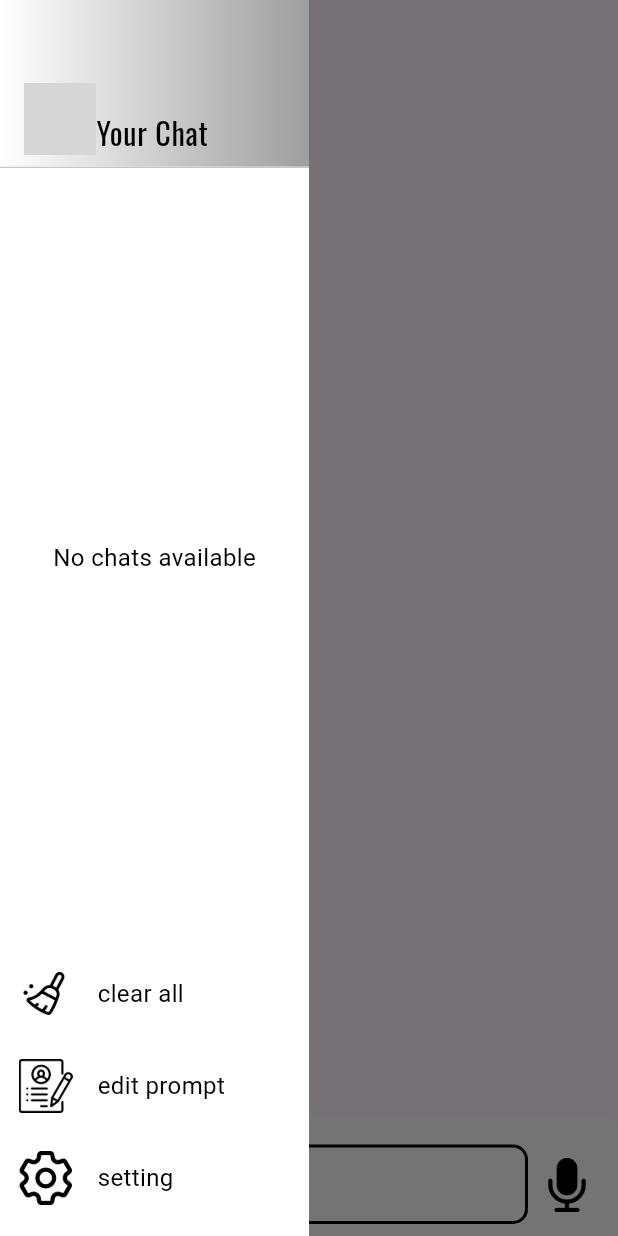
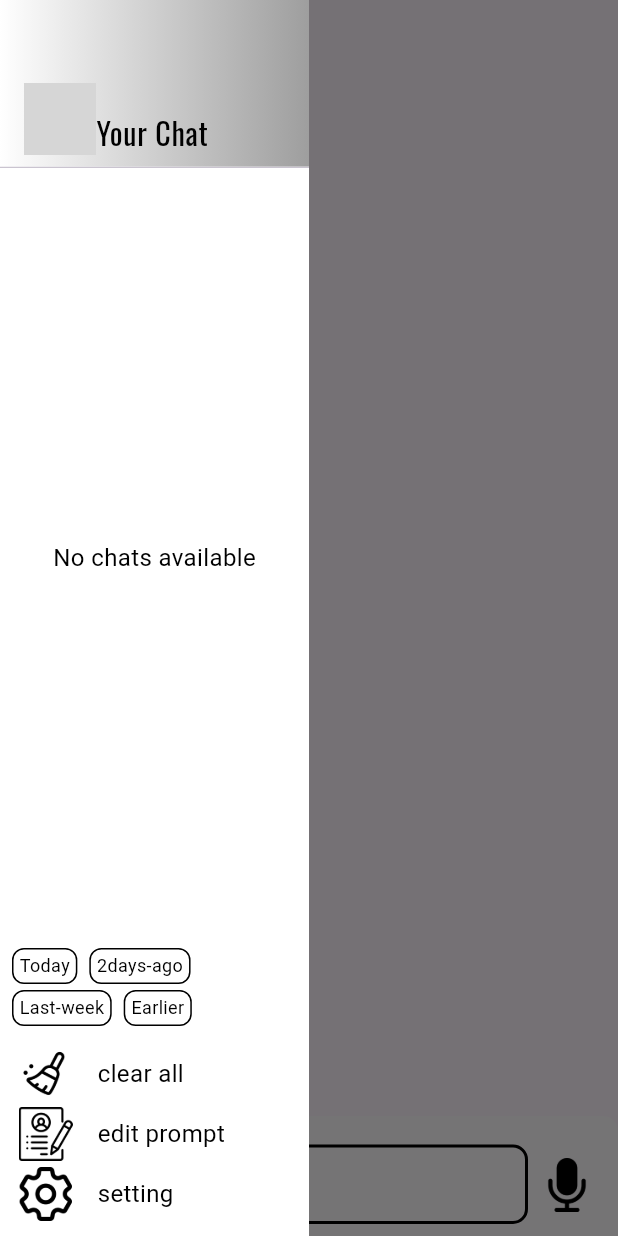
Before and after one commit to Aethey/flutter_gpt_chat_demo, a Flutter app: the screen it shows after launch, with the side drawer open, on a phone screen of 412 x 824 dp. Run offline on Flutter 3.47's test engine with Material 3 defaults, Android fonts, the phone set to English and light mode, and no system bars; our stand-ins replace cloud_firestore, dio, firebase_auth, firebase_core, fluro, flutter_dotenv and 12 more; missing offline and left inert: dart:ffi, markdown; accounts and stored records are empty; generated files the repository leaves out were written again; grey boxes are pictures that could not be loaded.

Commit message:
add date filter

```diff
--- /dev/null
+++ b/lib/app_utils.dart
@@ -0,0 +1,30 @@
+class AppUtils {
+  AppUtils._privateConstructor();
+
+  static final AppUtils _instance = AppUtils._privateConstructor();
+
+  static AppUtils get instance => _instance;
+
+  String formatDateRelativeToToday(DateTime date) {
+    final now = DateTime.now();
+    final today = DateTime(now.year, now.month, now.day);
+    final yesterday = DateTime(now.year, now.month, now.day - 1);
+    final twoDaysAgo = DateTime(now.year, now.month, now.day - 2);
+    final aWeekAgo = DateTime(now.year, now.month, now.day - 7);
+
+    final dateToCompare = DateTime(date.year, date.month, date.day);
+
+    if (dateToCompare == today) {
+      return 'Today';
+    } else if (dateToCompare == yesterday) {
+      return 'Yesterday';
+    } else if (dateToCompare == twoDaysAgo) {
+      return 'Two days ago';
+    } else if (dateToCompare.isAfter(aWeekAgo) &&
+        dateToCompare.isBefore(yesterday)) {
+      return 'Last week';
+    } else {
+      return 'Earlier';
+    }
+  }
+}
--- a/lib/view/chat/chat_page.dart
+++ b/lib/view/chat/chat_page.dart
@@ -102,8 +102,7 @@ class _ChatPageState extends ConsumerState<ChatPage> {
   void initState() {
     super.initState();
     _controller.addListener(_handleTextChange);
-    Future.microtask(
-        () => ref.read(sessionListProvider.notifier).loadSessions());
+    ref.read(sessionListProvider.notifier).loadSessions();
   }
 
   @override
@@ -171,9 +170,9 @@ class _ChatPageState extends ConsumerState<ChatPage> {
                                             ),
                                           ),
                                           onTap: () {
-                                            Future.microtask(() => ref
+                                            ref
                                                 .read(chatProvider.notifier)
-                                                .setCurrentSession());
+                                                .setCurrentSession();
                                           },
                                         )
                                       : Container()
--- a/lib/view/chat/components/chat_session_list.dart
+++ b/lib/view/chat/components/chat_session_list.dart
@@ -3,6 +3,7 @@ import 'package:flutter_riverpod/flutter_riverpod.dart';
 import 'package:flutter_screenutil/flutter_screenutil.dart';
 import 'package:google_fonts/google_fonts.dart';
 import 'package:intl/intl.dart';
+import 'package:ry_chat/app_utils.dart';
 
 import '../../../entity/chat_session.dart';
 import '../../../state/chat_state.dart';
@@ -16,8 +17,7 @@ class ChatSessionList extends ConsumerWidget {
 
   @override
   Widget build(BuildContext context, WidgetRef ref) {
-    Future.microtask(
-        () => ref.read(sessionListProvider.notifier).loadSessions());
+    ref.read(sessionListProvider.notifier).loadSessions();
     return Container(
       color: Colors.white,
       width: 1.sw / 2,
@@ -70,9 +70,9 @@ class ChatSessionList extends ConsumerWidget {
                       itemBuilder: (context, index) {
                         return _buildConversionItem(sessionList[index], index,
                             () {
-                          Future.microtask(() => ref
+                          ref
                               .read(chatProvider.notifier)
-                              .setCurrentSession(id: sessionList[index].id));
+                              .setCurrentSession(id: sessionList[index].id);
                           Navigator.pop(context);
                         }, context, ref);
                       })),
@@ -84,9 +84,21 @@ class ChatSessionList extends ConsumerWidget {
               mainAxisAlignment: MainAxisAlignment.start,
               crossAxisAlignment: CrossAxisAlignment.start,
               children: [
+                Wrap(
+                  spacing: 8.0, // 水平间距
+                  runSpacing: 4.0, // 垂直间距
+                  children: [
+                    _buildFilterItem("Today"),
+                    _buildFilterItem("2days-ago"),
+                    _buildFilterItem("Last-week"),
+                    _buildFilterItem("Earlier"),
+                  ],
+                ),
+                const SizedBox(
+                  height: 12,
+                ),
                 _buildMenuItem('assets/icons/broom.png', () {
-                  Future.microtask(() =>
-                      ref.read(sessionListProvider.notifier).clearSessions());
+                  ref.read(sessionListProvider.notifier).clearSessions();
                 }, "clear all"),
                 _buildMenuItem('assets/icons/resume.png', () {}, "edit prompt"),
                 _buildMenuItem('assets/icons/setting.png', () {}, "setting"),
@@ -95,6 +107,24 @@ class ChatSessionList extends ConsumerWidget {
           )
           // Add more list tiles for more users
         ],
+      ),
+    );
+  }
+
+  Widget _buildFilterItem(String text) {
+    return Container(
+      padding: const EdgeInsets.all(4.0),
+      decoration: BoxDecoration(
+        // color: Colors.grey[300],
+        border: Border.all(
+          color: Colors.black,
+          width: 1.0,
+        ),
+        borderRadius: BorderRadius.circular(8),
+      ),
+      child: Text(
+        text,
+        style: const TextStyle(color: Colors.black, fontSize: 12),
       ),
     );
   }
@@ -143,9 +173,13 @@ class ChatSessionList extends ConsumerWidget {
         formattedDate !=
             DateFormat('yyyy-MM-dd')
                 .format(sessionList[index - 1].updateTimestamp!);
+    if (showHeader) {
+      String dateTip = AppUtils.instance
+          .formatDateRelativeToToday(sessionList[index].updateTimestamp!);
+    }
 
     return Container(
-      margin: const EdgeInsets.symmetric(vertical: 4),
+      margin: const EdgeInsets.symmetric(vertical: 8),
       child: SizedBox(
         width: double.infinity,
         child: Column(
@@ -164,9 +198,9 @@ class ChatSessionList extends ConsumerWidget {
             GestureDetector(
               onTap: onTap,
               onLongPress: () {
-                Future.microtask(() => ref
+                ref
                     .read(sessionListProvider.notifier)
-                    .deleteSession(chatSession.id));
+                    .deleteSession(chatSession.id);
               },
               child: Row(
                 mainAxisAlignment: MainAxisAlignment.start,
```
